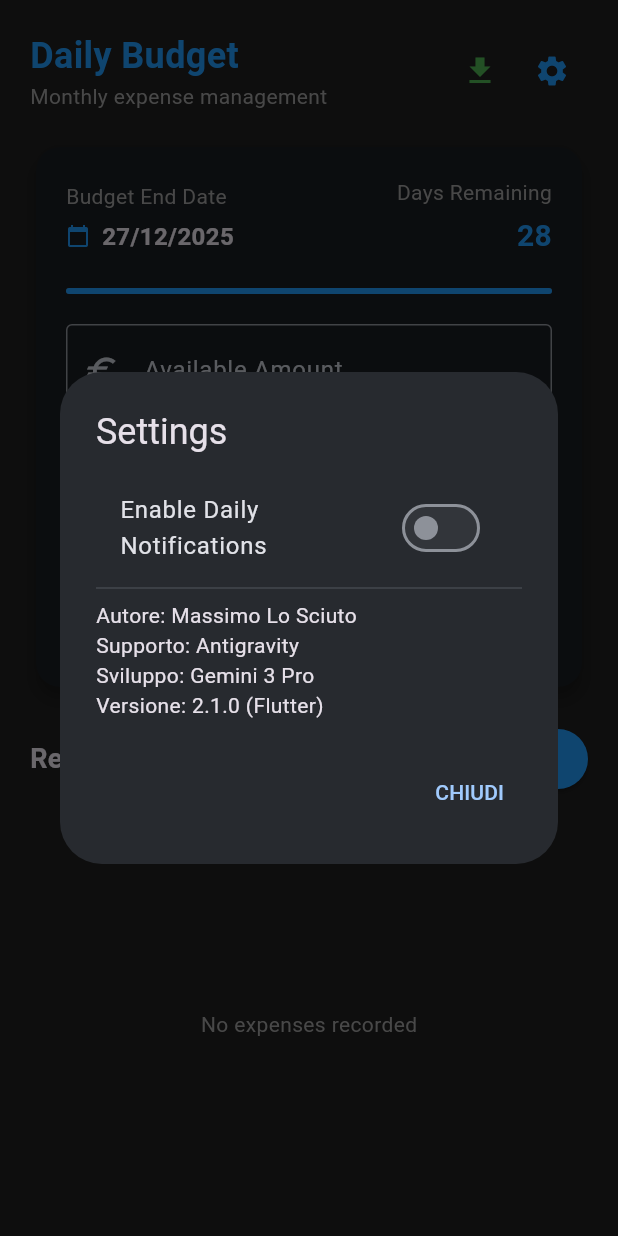
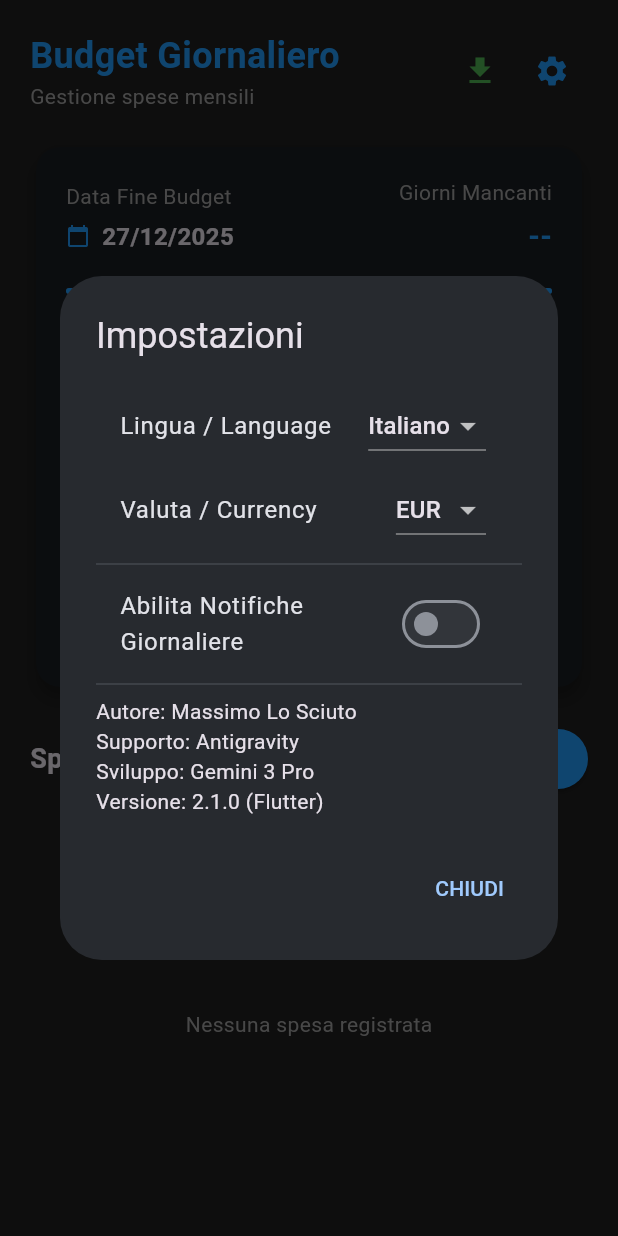
Before and after one commit to losciuto/budget-giornaliero, a Flutter app: the screen it shows after launch, after a tap on the "settings" icon, on a phone screen of 412 x 824 dp. Run offline on Flutter 3.47's test engine with Material 3 defaults, Android fonts, the light colour scheme and no system bars; our stand-ins replace flutter_local_notifications, google_fonts, shared_preferences, timezone; missing offline and left inert: excel.

Commit message:
Aggiornata icona (più grande) e aggiunta selezione lingua/valuta

```diff
--- a/flutter_app/lib/main.dart
+++ b/flutter_app/lib/main.dart
@@ -81,8 +81,8 @@
     },
   };
 
-  static String get(BuildContext context, String key) {
-    final locale = Localizations.localeOf(context).languageCode;
+  static String get(BuildContext context, String key, {String? languageCode}) {
+    final locale = languageCode ?? Localizations.localeOf(context).languageCode;
     return _localizedValues[locale]?[key] ?? _localizedValues['it']![key]!;
   }
 }
@@ -138,6 +138,10 @@
   List<Expense> _expenses = [];
   bool _notificationsEnabled = false;
 
+  // Language and Currency settings
+  String _selectedLanguage = 'it';
+  String _selectedCurrency = 'EUR';
+
   late final DateFormat _dateFormat;
   late final NumberFormat _currencyFormat;
 
@@ -152,9 +156,42 @@
   @override
   void didChangeDependencies() {
     super.didChangeDependencies();
-    final locale = Localizations.localeOf(context);
-    _dateFormat = DateFormat('dd/MM/yyyy', locale.toString());
-    _currencyFormat = NumberFormat.currency(locale: locale.toString());
+    _updateFormatters();
+  }
+
+  void _updateFormatters() {
+    _dateFormat = DateFormat('dd/MM/yyyy', _selectedLanguage);
+    _currencyFormat = NumberFormat.currency(
+      locale: _selectedLanguage,
+      symbol: _getCurrencySymbol(_selectedCurrency),
+      decimalDigits: 2,
+    );
+  }
+
+  String _getCurrencySymbol(String code) {
+    const currencySymbols = {
+      'EUR': '€',
+      'USD': '\$',
+      'GBP': '£',
+      'JPY': '¥',
+      'CHF': 'CHF',
+      'CAD': 'C\$',
+      'AUD': 'A\$',
+      'CNY': '¥',
+      'INR': '₹',
+      'BRL': 'R\$',
+      'RUB': '₽',
+      'KRW': '₩',
+      'MXN': 'MX\$',
+      'ZAR': 'R',
+      'SEK': 'kr',
+      'NOK': 'kr',
+      'DKK': 'kr',
+      'PLN': 'zł',
+      'TRY': '₺',
+      'AED': 'د.إ',
+    };
+    return currencySymbols[code] ?? code;
   }
 
   Future<void> _initNotifications() async {
@@ -179,8 +216,8 @@
 
     await _notificationsPlugin.zonedSchedule(
       0,
-      AppStrings.get(context, 'notification_title'),
-      AppStrings.get(context, 'notification_body').replaceAll('{amount}', _currencyFormat.format(_calculatedDaily)),
+      AppStrings.get(context, 'notification_title', languageCode: _selectedLanguage),
+      AppStrings.get(context, 'notification_body', languageCode: _selectedLanguage).replaceAll('{amount}', _currencyFormat.format(_calculatedDaily)),
       _nextInstanceOf9AM(),
       const NotificationDetails(
         android: AndroidNotificationDetails(
@@ -229,7 +266,12 @@
 
       // Load Notifications
       _notificationsEnabled = prefs.getBool('notifications_enabled') ?? false;
+
+      // Load Language and Currency
+      _selectedLanguage = prefs.getString('language') ?? 'it';
+      _selectedCurrency = prefs.getString('currency') ?? 'EUR';
     });
+    _updateFormatters();
     _updateCalculations();
   }
 
@@ -239,6 +281,8 @@
     await prefs.setString('amount', _amountController.text);
     await prefs.setStringList('expenses', _expenses.map((e) => jsonEncode(e.toJson())).toList());
     await prefs.setBool('notifications_enabled', _notificationsEnabled);
+    await prefs.setString('language', _selectedLanguage);
+    await prefs.setString('currency', _selectedCurrency);
     _scheduleNotification();
   }
 
@@ -253,7 +297,7 @@
       int diff = targetMidnight.difference(todayMidnight).inDays + 1;
 
       if (targetMidnight.isBefore(todayMidnight)) {
-        _daysRemaining = AppStrings.get(context, 'expired');
+        _daysRemaining = AppStrings.get(context, 'expired', languageCode: _selectedLanguage);
         diff = 0;
       } else {
         _daysRemaining = diff.toString();
@@ -290,18 +334,18 @@
     showDialog(
       context: context,
       builder: (context) => AlertDialog(
-        title: Text(AppStrings.get(context, 'add_expense')),
+        title: Text(AppStrings.get(context, 'add_expense', languageCode: _selectedLanguage)),
         content: Column(
           mainAxisSize: MainAxisSize.min,
           children: [
             TextField(
               controller: descController,
-              decoration: InputDecoration(labelText: AppStrings.get(context, 'description')),
+              decoration: InputDecoration(labelText: AppStrings.get(context, 'description', languageCode: _selectedLanguage)),
               textCapitalization: TextCapitalization.sentences,
             ),
             TextField(
               controller: amountController,
-              decoration: InputDecoration(labelText: AppStrings.get(context, 'amount')),
+              decoration: InputDecoration(labelText: AppStrings.get(context, 'amount', languageCode: _selectedLanguage)),
               keyboardType: const TextInputType.numberWithOptions(decimal: true),
             ),
           ],
@@ -309,7 +353,7 @@
         actions: [
           TextButton(
             onPressed: () => Navigator.pop(context),
-            child: Text(AppStrings.get(context, 'cancel')),
+            child: Text(AppStrings.get(context, 'cancel', languageCode: _selectedLanguage)),
           ),
           ElevatedButton(
             onPressed: () {
@@ -326,7 +370,7 @@
                 Navigator.pop(context);
               }
             },
-            child: Text(AppStrings.get(context, 'add')),
+            child: Text(AppStrings.get(context, 'add', languageCode: _selectedLanguage)),
           ),
         ],
       ),
@@ -453,7 +497,7 @@
         if (mounted) {
           ScaffoldMessenger.of(context).showSnackBar(
             SnackBar(
-              content: Text('${AppStrings.get(context, 'export_success')}\n$filePath'),
+              content: Text('${AppStrings.get(context, 'export_success', languageCode: _selectedLanguage)}\n$filePath'),
               duration: const Duration(seconds: 5),
             ),
           );
@@ -463,7 +507,7 @@
       if (mounted) {
         ScaffoldMessenger.of(context).showSnackBar(
           SnackBar(
-            content: Text('${AppStrings.get(context, 'export_error')}: $e'),
+            content: Text('${AppStrings.get(context, 'export_error', languageCode: _selectedLanguage)}: $e'),
             backgroundColor: Colors.red,
           ),
         );
@@ -478,13 +522,66 @@
         return StatefulBuilder(
           builder: (context, setState) {
             return AlertDialog(
-              title: Text(AppStrings.get(context, 'settings')),
+              title: Text(AppStrings.get(context, 'settings', languageCode: _selectedLanguage)),
               content: Column(
                 mainAxisSize: MainAxisSize.min,
                 crossAxisAlignment: CrossAxisAlignment.start,
                 children: [
+                  // Language Selection
+                  ListTile(
+                    title: const Text("Lingua / Language"),
+                    trailing: DropdownButton<String>(
+                      value: _selectedLanguage,
+                      onChanged: (String? newValue) {
+                        if (newValue != null) {
+                          setState(() {
+                            _selectedLanguage = newValue;
+                          });
+                          this.setState(() {
+                            _selectedLanguage = newValue;
+                            _updateFormatters();
+                          });
+                          _saveData();
+                        }
+                      },
+                      items: const [
+                        DropdownMenuItem(value: 'it', child: Text('Italiano')),
+                        DropdownMenuItem(value: 'en', child: Text('English')),
+                      ],
+                    ),
+                  ),
+
+                  // Currency Selection
+                  ListTile(
+                    title: const Text("Valuta / Currency"),
+                    trailing: DropdownButton<String>(
+                      value: _selectedCurrency,
+                      onChanged: (String? newValue) {
+                        if (newValue != null) {
+                          setState(() {
+                            _selectedCurrency = newValue;
+                          });
+                          this.setState(() {
+                            _selectedCurrency = newValue;
+                            _updateFormatters();
+                          });
+                          _saveData();
+                        }
+                      },
+                      items: ['EUR', 'USD', 'GBP', 'JPY', 'CHF', 'CAD', 'AUD', 'CNY', 'INR', 'BRL', 'RUB', 'KRW', 'MXN', 'ZAR', 'SEK', 'NOK', 'DKK', 'PLN', 'TRY', 'AED']
+                          .map<DropdownMenuItem<String>>((String value) {
+                        return DropdownMenuItem<String>(
+                          value: value,
+                          child: Text(value),
+                        );
+                      }).toList(),
+                    ),
+                  ),
+
+                  const Divider(),
+
                   SwitchListTile(
-                    title: Text(AppStrings.get(context, 'enable_notifications')),
+                    title: Text(AppStrings.get(context, 'enable_notifications', languageCode: _selectedLanguage)),
                     value: _notificationsEnabled,
                     onChanged: (bool value) {
                       setState(() {
@@ -545,7 +642,7 @@
                       crossAxisAlignment: CrossAxisAlignment.start,
                       children: [
                         Text(
-                          AppStrings.get(context, 'title'),
+                          AppStrings.get(context, 'title', languageCode: _selectedLanguage),
                           style: const TextStyle(
                             fontSize: 24,
                             fontWeight: FontWeight.bold,
@@ -553,7 +650,7 @@
                           ),
                         ),
                         Text(
-                          AppStrings.get(context, 'subtitle'),
+                          AppStrings.get(context, 'subtitle', languageCode: _selectedLanguage),
                           style: const TextStyle(color: Colors.grey),
                         ),
                       ],
@@ -562,7 +659,7 @@
                   IconButton(
                     icon: const Icon(Icons.file_download, color: Colors.green),
                     onPressed: _exportToExcel,
-                    tooltip: AppStrings.get(context, 'export_excel'),
+                    tooltip: AppStrings.get(context, 'export_excel', languageCode: _selectedLanguage),
                   ),
                   IconButton(
                     icon: const Icon(Icons.settings, color: Colors.blue),
@@ -587,7 +684,7 @@
                             child: Column(
                               crossAxisAlignment: CrossAxisAlignment.start,
                               children: [
-                                Text(AppStrings.get(context, 'target_date'), style: const TextStyle(color: Colors.grey)),
+                                Text(AppStrings.get(context, 'target_date', languageCode: _selectedLanguage), style: const TextStyle(color: Colors.grey)),
                                 const SizedBox(height: 5),
                                 InkWell(
                                   onTap: () => _selectDate(context),
@@ -609,7 +706,7 @@
                             child: Column(
                               crossAxisAlignment: CrossAxisAlignment.end,
                               children: [
-                                Text(AppStrings.get(context, 'days_remaining'), style: const TextStyle(color: Colors.grey)),
+                                Text(AppStrings.get(context, 'days_remaining', languageCode: _selectedLanguage), style: const TextStyle(color: Colors.grey)),
                                 const SizedBox(height: 5),
                                 Text(
                                   _daysRemaining,
@@ -636,8 +733,8 @@
                         controller: _amountController,
                         keyboardType: const TextInputType.numberWithOptions(decimal: true),
                         decoration: InputDecoration(
-                          labelText: AppStrings.get(context, 'total_budget'),
-                          hintText: AppStrings.get(context, 'hint_budget'),
+                          labelText: AppStrings.get(context, 'total_budget', languageCode: _selectedLanguage),
+                          hintText: AppStrings.get(context, 'hint_budget', languageCode: _selectedLanguage),
                           border: const OutlineInputBorder(),
                           prefixIcon: const Icon(Icons.euro),
                         ),
@@ -650,7 +747,7 @@
                       Row(
                         mainAxisAlignment: MainAxisAlignment.spaceBetween,
                         children: [
-                          Text(AppStrings.get(context, 'spent'), style: const TextStyle(color: Colors.redAccent)),
+                          Text(AppStrings.get(context, 'spent', languageCode: _selectedLanguage), style: const TextStyle(color: Colors.redAccent)),
                           Text(_currencyFormat.format(_totalSpent), style: const TextStyle(fontWeight: FontWeight.bold, color: Colors.redAccent)),
                         ],
                       ),
@@ -658,14 +755,14 @@
                       Row(
                         mainAxisAlignment: MainAxisAlignment.spaceBetween,
                         children: [
-                          Text(AppStrings.get(context, 'remaining'), style: const TextStyle(color: Colors.greenAccent)),
+                          Text(AppStrings.get(context, 'remaining', languageCode: _selectedLanguage), style: const TextStyle(color: Colors.greenAccent)),
                           Text(_currencyFormat.format((double.tryParse(_amountController.text.replaceAll(',', '.')) ?? 0.0) - _totalSpent), style: const TextStyle(fontWeight: FontWeight.bold, color: Colors.greenAccent)),
                         ],
                       ),
                       const Divider(),
 
                       // Result
-                      Text(AppStrings.get(context, 'daily_available'), style: const TextStyle(color: Colors.grey)),
+                      Text(AppStrings.get(context, 'daily_available', languageCode: _selectedLanguage), style: const TextStyle(color: Colors.grey)),
                       const SizedBox(height: 5),
                       Text(
                         _currencyFormat.format(_dailyBudget),
@@ -687,13 +784,13 @@
                 mainAxisAlignment: MainAxisAlignment.spaceBetween,
                 children: [
                   Text(
-                    AppStrings.get(context, 'expenses'),
+                    AppStrings.get(context, 'expenses', languageCode: _selectedLanguage),
                     style: const TextStyle(fontSize: 18, fontWeight: FontWeight.bold),
                   ),
                   ElevatedButton.icon(
                     onPressed: _showAddExpenseDialog,
                     icon: const Icon(Icons.add),
-                    label: Text(AppStrings.get(context, 'add_expense')),
+                    label: Text(AppStrings.get(context, 'add_expense', languageCode: _selectedLanguage)),
                     style: ElevatedButton.styleFrom(
                       backgroundColor: Colors.blue,
                       foregroundColor: Colors.white,
@@ -703,7 +800,7 @@
               ),
               const SizedBox(height: 5),
               Text(
-                AppStrings.get(context, 'swipe_hint'),
+                AppStrings.get(context, 'swipe_hint', languageCode: _selectedLanguage),
                 style: const TextStyle(fontSize: 12, color: Colors.grey, fontStyle: FontStyle.italic),
               ),
               const SizedBox(height: 10),
@@ -711,7 +808,7 @@
               // Expenses List
               Expanded(
                 child: _expenses.isEmpty
-                    ? Center(child: Text(AppStrings.get(context, 'no_expenses'), style: const TextStyle(color: Colors.grey)))
+                    ? Center(child: Text(AppStrings.get(context, 'no_expenses', languageCode: _selectedLanguage), style: const TextStyle(color: Colors.grey)))
                     : ListView.builder(
                         itemCount: _expenses.length,
                         itemBuilder: (context, index) {
```
Also changed, not shown: 7 other files.
